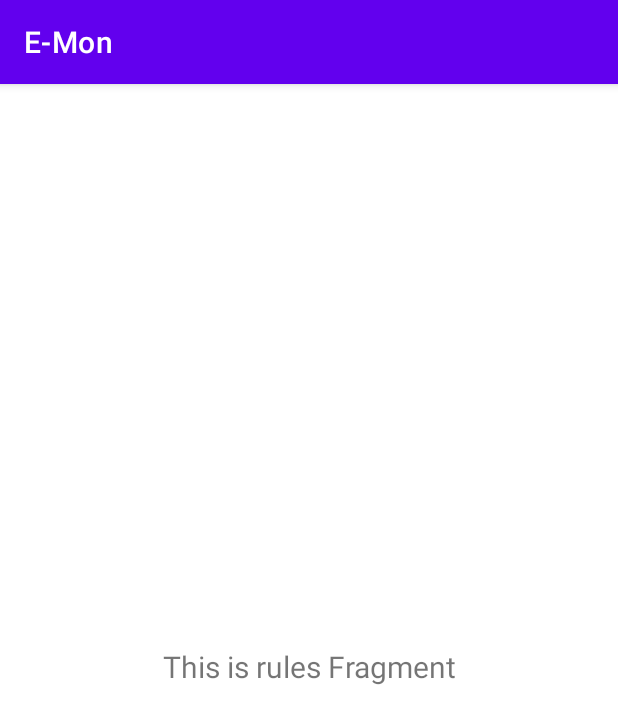
After one commit to Pota89/E-Mon, an Android app: the fragment RulesFragment shown on its own in the app's theme, on a phone screen of 412 x 824 dp. The commit adds this screen. Shown: the top 724 px of the screen. Run offline under Robolectric (Android 15) with nearby library versions, the phone set to English and light mode, and no system bars.

Commit message:
Partial import from Domotica project (layouts and strings)

```diff
--- a/app/src/main/java/angelini/domotica/manual/HomeFragment.kt
+++ b/app/src/main/java/angelini/domotica/ui/home/HomeFragment.kt
@@ -1,4 +1,4 @@
-package angelini.domotica.manual
+package angelini.domotica.ui.home
 
 import android.os.Bundle
 import androidx.fragment.app.Fragment
--- a/app/src/main/java/angelini/domotica/manual/HomeViewModel.kt
+++ b/app/src/main/java/angelini/domotica/ui/home/HomeViewModel.kt
@@ -1,4 +1,4 @@
-package angelini.domotica.manual
+package angelini.domotica.ui.home
 
 import android.app.Application
 import androidx.lifecycle.AndroidViewModel
--- a/app/src/main/java/angelini/domotica/manual/RoomAdapter.kt
+++ b/app/src/main/java/angelini/domotica/ui/home/RoomAdapter.kt
@@ -1,4 +1,4 @@
-package angelini.domotica.manual
+package angelini.domotica.ui.home
 
 import androidx.recyclerview.widget.RecyclerView
 import android.view.ViewGroup
--- a/app/src/main/java/angelini/domotica/manual/RoomViewHolder.kt
+++ b/app/src/main/java/angelini/domotica/ui/home/RoomViewHolder.kt
@@ -1,4 +1,4 @@
-package angelini.domotica.manual
+package angelini.domotica.ui.home
 
 import android.view.LayoutInflater
 import android.view.View
--- /dev/null
+++ b/app/src/main/java/angelini/domotica/ui/rules/RulesFragment.kt
@@ -0,0 +1,27 @@
+package angelini.domotica.ui.rules
+
+import android.os.Bundle
+import android.view.LayoutInflater
+import android.view.View
+import android.view.ViewGroup
+import android.widget.TextView
+import androidx.fragment.app.Fragment
+import androidx.fragment.app.viewModels
+import angelini.domotica.R
+
+class RulesFragment : Fragment() {
+    override fun onCreateView(
+            inflater: LayoutInflater,
+            container: ViewGroup?,
+            savedInstanceState: Bundle?
+    ): View? {
+        val rulesViewModel: RulesViewModel by viewModels()
+
+        val root = inflater.inflate(R.layout.fragment_rules, container, false)
+        val textView: TextView = root.findViewById(R.id.text_rules)
+        rulesViewModel.text.observe(viewLifecycleOwner, {
+            textView.text = it
+        })
+        return root
+    }
+}
--- /dev/null
+++ b/app/src/main/java/angelini/domotica/ui/rules/RulesViewModel.kt
@@ -0,0 +1,13 @@
+package angelini.domotica.ui.rules
+
+import androidx.lifecycle.LiveData
+import androidx.lifecycle.MutableLiveData
+import androidx.lifecycle.ViewModel
+
+class RulesViewModel : ViewModel() {
+
+    private val _text = MutableLiveData<String>().apply {
+        value = "This is rules Fragment"
+    }
+    val text: LiveData<String> = _text
+}
--- a/app/src/main/res/layout/fragment_home.xml
+++ b/app/src/main/res/layout/fragment_home.xml
@@ -9,5 +9,5 @@
     android:layout_marginLeft="16dp"
     android:layout_marginRight="16dp"
     app:layoutManager="LinearLayoutManager"
-    tools:context=".manual.HomeFragment"
+    tools:context=".ui.home.HomeFragment"
     tools:listitem="@layout/fragment_home_room_item" />
--- /dev/null
+++ b/app/src/main/res/layout/fragment_rules.xml
@@ -0,0 +1,22 @@
+<?xml version="1.0" encoding="utf-8"?>
+<androidx.constraintlayout.widget.ConstraintLayout xmlns:android="http://schemas.android.com/apk/res/android"
+    xmlns:app="http://schemas.android.com/apk/res-auto"
+    xmlns:tools="http://schemas.android.com/tools"
+    android:layout_width="match_parent"
+    android:layout_height="match_parent"
+    tools:context=".ui.rules.RulesFragment">
+
+    <TextView
+        android:id="@+id/text_rules"
+        android:layout_width="match_parent"
+        android:layout_height="wrap_content"
+        android:layout_marginStart="8dp"
+        android:layout_marginTop="8dp"
+        android:layout_marginEnd="8dp"
+        android:textAlignment="center"
+        android:textSize="20sp"
+        app:layout_constraintBottom_toBottomOf="parent"
+        app:layout_constraintEnd_toEndOf="parent"
+        app:layout_constraintStart_toStartOf="parent"
+        app:layout_constraintTop_toTopOf="parent" />
+</androidx.constraintlayout.widget.ConstraintLayout>
--- a/app/src/main/res/navigation/main_navigation.xml
+++ b/app/src/main/res/navigation/main_navigation.xml
@@ -7,7 +7,7 @@
 
     <fragment
         android:id="@+id/mainFragment"
-        android:name="angelini.domotica.manual.HomeFragment"
+        android:name="angelini.domotica.ui.home.HomeFragment"
         android:label="fragment_main_list"
         tools:layout="@layout/fragment_home" />
 </navigation>
```
Also changed, not shown: app/src/main/java/angelini/domotica/ui/settings/SettingsFragment.kt (added, +26 -0 lines), app/src/main/java/angelini/domotica/ui/settings/SettingsViewModel.kt (added, +13 -0 lines), app/src/main/res/layout/fragment_settings.xml (added, +22 -0 lines), app/src/main/res/values/strings.xml (+11 -0 lines).
